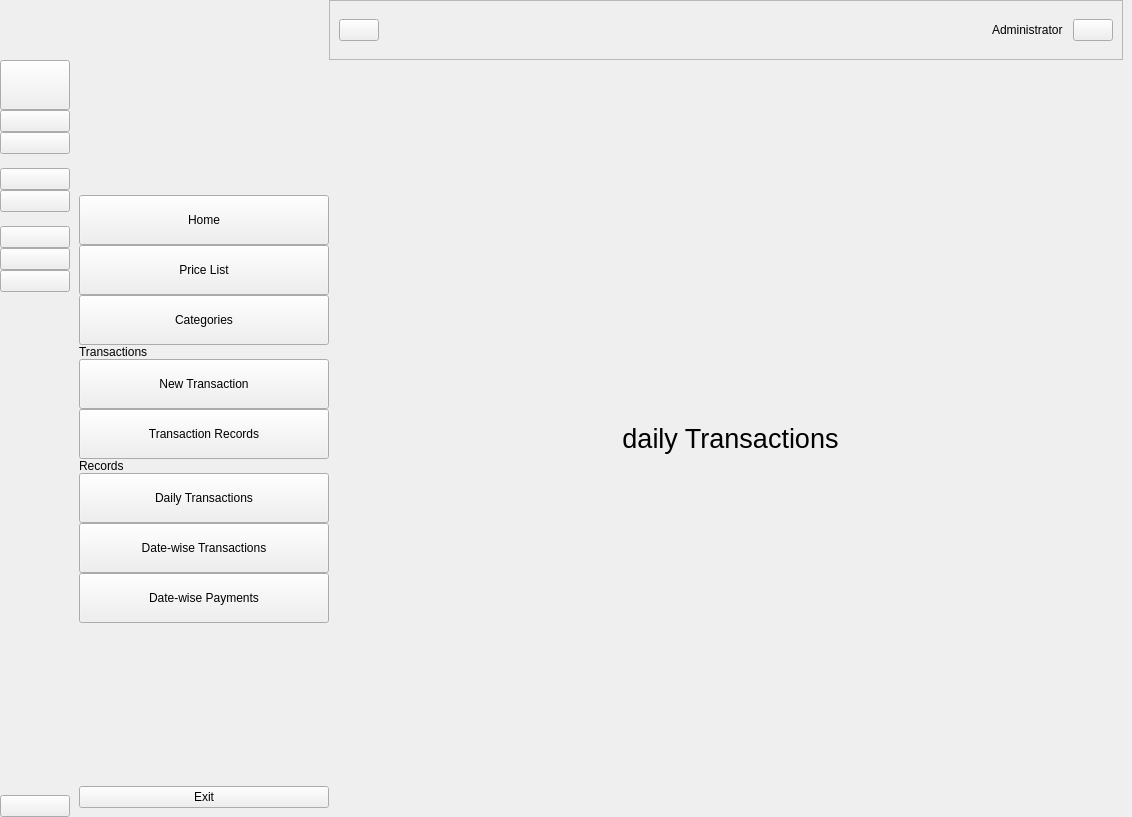
Above: BDPS.ui from GildaFeb/Transaction-Management-System before the change. Below: the same form after it.
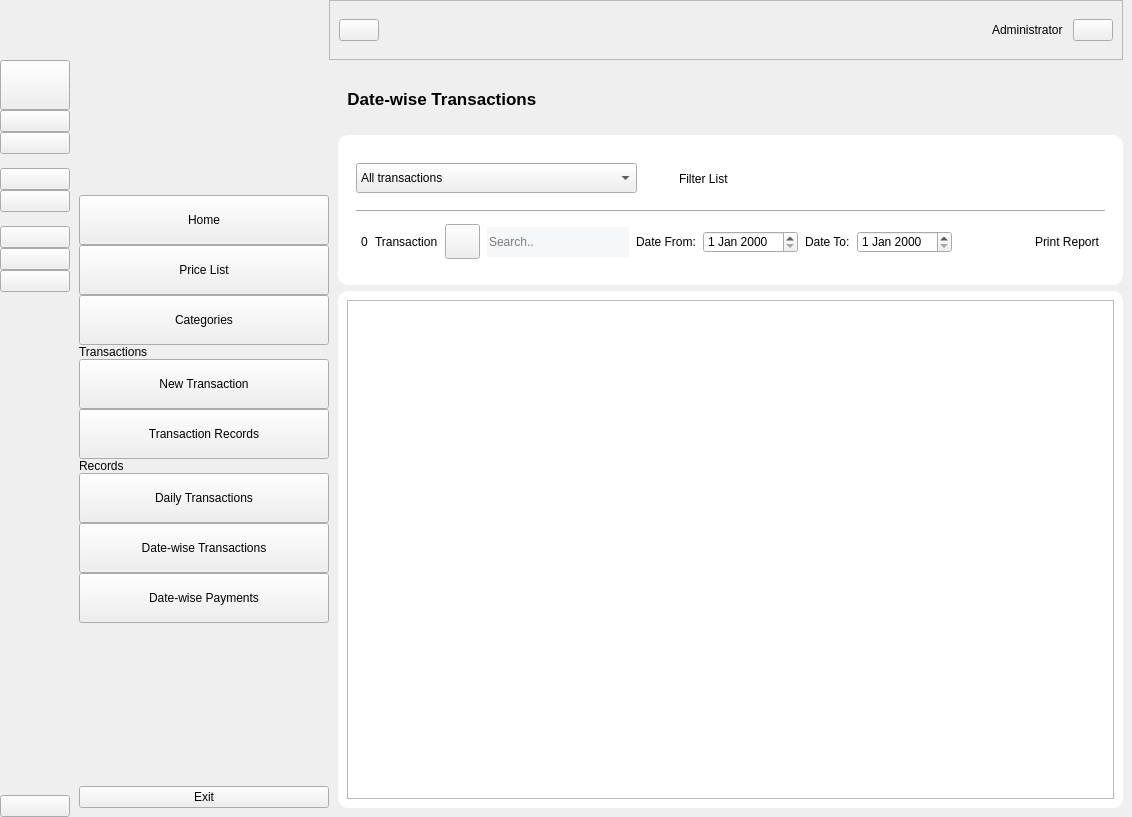
That is the form after the change. The open tabs and pages were chosen to show the change. Icons and pictures are not drawn.

Commit message: 50% D-W Transaction: Design Completed (No DB yet)

```diff
--- a/BDPS.ui
+++ b/BDPS.ui
@@ -973,6 +973,32 @@
        </item>
        <item>
         <widget class="QStackedWidget" name="stackedWidget">
+         <property name="minimumSize">
+          <size>
+           <width>0</width>
+           <height>2</height>
+          </size>
+         </property>
+         <property name="styleSheet">
+          <string notr="true">#action_area, #table_area {
+	background-color:white;
+	border-radius: 10px;
+}
+
+#search{
+	border-color: black;
+}
+
+#separator {
+	background-color: #d6d9e1;
+}
+
+
+#search{
+	background-color: #f5f7f9;
+
+}</string>
+         </property>
          <property name="currentIndex">
           <number>3</number>
          </property>
@@ -3132,18 +3158,370 @@
          </widget>
          <widget class="QWidget" name="daily_transaction_2">
           <layout class="QGridLayout" name="gridLayout_7">
+           <item row="3" column="0">
+            <widget class="QWidget" name="table_area" native="true">
+             <layout class="QVBoxLayout" name="verticalLayout_24">
+              <item>
+               <widget class="QTableView" name="table"/>
+              </item>
+             </layout>
+            </widget>
+           </item>
+           <item row="1" column="0">
+            <widget class="QWidget" name="action_area" native="true">
+             <property name="minimumSize">
+              <size>
+               <width>0</width>
+               <height>150</height>
+              </size>
+             </property>
+             <property name="maximumSize">
+              <size>
+               <width>16777215</width>
+               <height>150</height>
+              </size>
+             </property>
+             <layout class="QVBoxLayout" name="verticalLayout_25">
+              <item>
+               <widget class="QWidget" name="widget_32" native="true">
+                <property name="minimumSize">
+                 <size>
+                  <width>0</width>
+                  <height>130</height>
+                 </size>
+                </property>
+                <property name="maximumSize">
+                 <size>
+                  <width>16777215</width>
+                  <height>150</height>
+                 </size>
+                </property>
+                <layout class="QVBoxLayout" name="verticalLayout_26">
+                 <item>
+                  <layout class="QHBoxLayout" name="horizontalLayout_32">
+                   <item>
+                    <layout class="QHBoxLayout" name="horizontalLayout_30">
+                     <item>
+                      <widget class="QComboBox" name="comboBox_7">
+                       <property name="sizePolicy">
+                        <sizepolicy hsizetype="Expanding" vsizetype="Fixed">
+                         <horstretch>0</horstretch>
+                         <verstretch>0</verstretch>
+                        </sizepolicy>
+                       </property>
+                       <property name="minimumSize">
+                        <size>
+                         <width>0</width>
+                         <height>30</height>
+                        </size>
+                       </property>
+                       <property name="maximumSize">
+                        <size>
+                         <width>16777215</width>
+                         <height>30</height>
+                        </size>
+                       </property>
+                       <property name="cursor">
+                        <cursorShape>PointingHandCursor</cursorShape>
+                       </property>
+                       <item>
+                        <property name="text">
+                         <string>All transactions</string>
+                        </property>
+                       </item>
+                       <item>
+                        <property name="text">
+                         <string>Successful Transactions</string>
+                        </property>
+                       </item>
+                       <item>
+                        <property name="text">
+                         <string>Pending Transactions</string>
+                        </property>
+                       </item>
+                       <item>
+                        <property name="text">
+                         <string>Failed Transactions</string>
+                        </property>
+                       </item>
+                      </widget>
+                     </item>
+                     <item>
+                      <widget class="QPushButton" name="pushButton_8">
+                       <property name="maximumSize">
+                        <size>
+                         <width>30</width>
+                         <height>30</height>
+                        </size>
+                       </property>
+                       <property name="baseSize">
+                        <size>
+                         <width>30</width>
+                         <height>30</height>
+                        </size>
+                       </property>
+                       <property name="text">
+                        <string/>
+                       </property>
+                       <property name="icon">
+                        <iconset resource="resource.qrc">
+                         <normaloff>:/icon/icon/01lighticons-02full.png</normaloff>:/icon/icon/01lighticons-02full.png</iconset>
+                       </property>
+                       <property name="iconSize">
+                        <size>
+                         <width>50</width>
+                         <height>50</height>
+                        </size>
+                       </property>
+                       <property name="autoDefault">
+                        <bool>true</bool>
+                       </property>
+                       <property name="default">
+                        <bool>true</bool>
+                       </property>
+                       <property name="flat">
+                        <bool>true</bool>
+                       </property>
+                      </widget>
+                     </item>
+                     <item alignment="Qt::AlignRight">
+                      <widget class="QLabel" name="label_43">
+                       <property name="text">
+                        <string>Filter List </string>
+                       </property>
+                      </widget>
+                     </item>
+                    </layout>
+                   </item>
+                   <item>
+                    <spacer name="horizontalSpacer_11">
+                     <property name="orientation">
+                      <enum>Qt::Horizontal</enum>
+                     </property>
+                     <property name="sizeHint" stdset="0">
+                      <size>
+                       <width>318</width>
+                       <height>27</height>
+                      </size>
+                     </property>
+                    </spacer>
+                   </item>
+                  </layout>
+                 </item>
+                 <item>
+                  <widget class="QFrame" name="separator">
+                   <property name="minimumSize">
+                    <size>
+                     <width>0</width>
+                     <height>1</height>
+                    </size>
+                   </property>
+                   <property name="maximumSize">
+                    <size>
+                     <width>16777215</width>
+                     <height>1</height>
+                    </size>
+                   </property>
+                   <property name="frameShape">
+                    <enum>QFrame::StyledPanel</enum>
+                   </property>
+                   <property name="frameShadow">
+                    <enum>QFrame::Raised</enum>
+                   </property>
+                  </widget>
+                 </item>
+                 <item>
+                  <layout class="QHBoxLayout" name="horizontalLayout_34">
+                   <property name="spacing">
+                    <number>7</number>
+                   </property>
+                   <property name="leftMargin">
+                    <number>5</number>
+                   </property>
+                   <property name="topMargin">
+                    <number>5</number>
+                   </property>
+                   <property name="rightMargin">
+                    <number>5</number>
+                   </property>
+                   <property name="bottomMargin">
+                    <number>5</number>
+                   </property>
+                   <item>
+                    <widget class="QLabel" name="label_44">
+                     <property name="text">
+                      <string>0</string>
+                     </property>
+                    </widget>
+                   </item>
+                   <item>
+                    <widget class="QLabel" name="label_45">
+                     <property name="text">
+                      <string>Transaction</string>
+                     </property>
+                    </widget>
+                   </item>
+                   <item>
+                    <widget class="QPushButton" name="pushButton_2">
+                     <property name="maximumSize">
+                      <size>
+                       <width>35</width>
+                       <height>35</height>
+                      </size>
+                     </property>
+                     <property name="baseSize">
+                      <size>
+                       <width>35</width>
+                       <height>35</height>
+                      </size>
+                     </property>
+                     <property name="cursor">
+                      <cursorShape>PointingHandCursor</cursorShape>
+                     </property>
+                     <property name="text">
+                      <string/>
+                     </property>
+                     <property name="icon">
+                      <iconset resource="resource.qrc">
+                       <normaloff>:/icon/icon/search-13-48.ico</normaloff>:/icon/icon/search-13-48.ico</iconset>
+                     </property>
+                    </widget>
+                   </item>
+                   <item>
+                    <widget class="QLineEdit" name="search">
+                     <property name="minimumSize">
+                      <size>
+                       <width>0</width>
+                       <height>30</height>
+                      </size>
+                     </property>
+                     <property name="maximumSize">
+                      <size>
+                       <width>16777215</width>
+                       <height>30</height>
+                      </size>
+                     </property>
+                     <property name="frame">
+                      <bool>false</bool>
+                     </property>
+                     <property name="placeholderText">
+                      <string>Search..</string>
+                     </property>
+                    </widget>
+                   </item>
+                   <item>
+                    <widget class="QLabel" name="label_46">
+                     <property name="text">
+                      <string>Date From:</string>
+                     </property>
+                    </widget>
+                   </item>
+                   <item>
+                    <widget class="QDateEdit" name="dateEdit_4"/>
+                   </item>
+                   <item>
+                    <widget class="QLabel" name="label_47">
+                     <property name="text">
+                      <string>Date To:</string>
+                     </property>
+                    </widget>
+                   </item>
+                   <item>
+                    <widget class="QDateEdit" name="dateEdit_5"/>
+                   </item>
+                   <item>
+                    <layout class="QHBoxLayout" name="horizontalLayout_31">
+                     <property name="spacing">
+                      <number>0</number>
+                     </property>
+                     <item>
+                      <spacer name="horizontalSpacer_12">
+                       <property name="orientation">
+                        <enum>Qt::Horizontal</enum>
+                       </property>
+                       <property name="sizeHint" stdset="0">
+                        <size>
+                         <width>40</width>
+                         <height>20</height>
+                        </size>
+                       </property>
+                      </spacer>
+                     </item>
+                     <item>
+                      <widget class="QPushButton" name="pushButton_7">
+                       <property name="minimumSize">
+                        <size>
+                         <width>35</width>
+                         <height>35</height>
+                        </size>
+                       </property>
+                       <property name="maximumSize">
+                        <size>
+                         <width>35</width>
+                         <height>35</height>
+                        </size>
+                       </property>
+                       <property name="cursor">
+                        <cursorShape>PointingHandCursor</cursorShape>
+                       </property>
+                       <property name="text">
+                        <string/>
+                       </property>
+                       <property name="icon">
+                        <iconset resource="resource.qrc">
+                         <normaloff>:/icon/icon/001lighticons-67full.png</normaloff>:/icon/icon/001lighticons-67full.png</iconset>
+                       </property>
+                       <property name="iconSize">
+                        <size>
+                         <width>50</width>
+                         <height>50</height>
+                        </size>
+                       </property>
+                       <property name="flat">
+                        <bool>true</bool>
+                       </property>
+                      </widget>
+                     </item>
+                     <item>
+                      <widget class="QLabel" name="label_48">
+                       <property name="text">
+                        <string>Print Report</string>
+                       </property>
+                      </widget>
+                     </item>
+                    </layout>
+                   </item>
+                  </layout>
+                 </item>
+                </layout>
+               </widget>
+              </item>
+             </layout>
+            </widget>
+           </item>
            <item row="0" column="0">
-            <widget class="QLabel" name="datewise_transaction">
+            <widget class="QLabel" name="label_42">
+             <property name="minimumSize">
+              <size>
+               <width>0</width>
+               <height>60</height>
+              </size>
+             </property>
+             <property name="maximumSize">
+              <size>
+               <width>16777215</width>
+               <height>60</height>
+              </size>
+             </property>
              <property name="font">
               <font>
-               <pointsize>20</pointsize>
+               <pointsize>13</pointsize>
+               <weight>75</weight>
+               <bold>true</bold>
               </font>
              </property>
              <property name="text">
-              <string>daily Transactions</string>
-             </property>
-             <property name="alignment">
-              <set>Qt::AlignCenter</set>
+              <string>  Date-wise Transactions</string>
              </property>
             </widget>
            </item>
```
Left out of the diff: 10 changed lines with no effect on the pictures. The commit also changes 6 other files.
